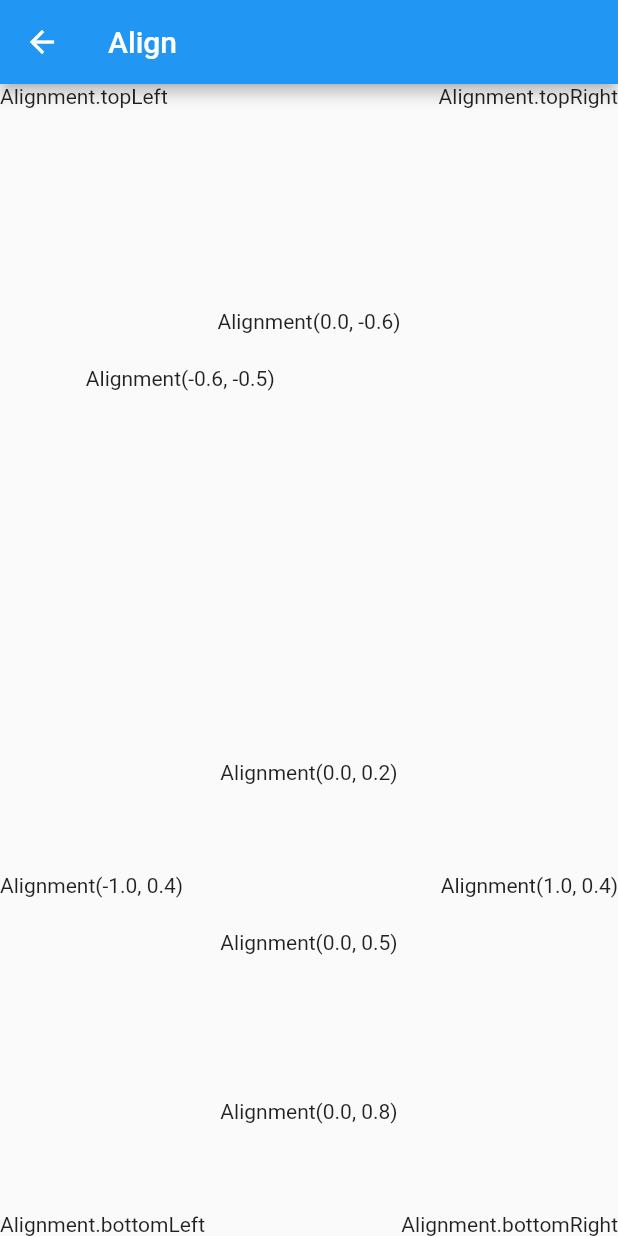
After one commit to trm11tkr/widget-of-the-week, a Flutter app: the AlignPage screen opened by its route, on a phone screen of 412 x 824 dp. The commit adds this screen. Run offline on Flutter 3.47's test engine with Material 2 defaults, Android fonts, the phone set to English and light mode, and no system bars.

Commit message:
AlignPageを作成

```diff
--- a/lib/app.dart
+++ b/lib/app.dart
@@ -1,5 +1,6 @@
 import 'package:flutter/material.dart';
 import 'package:widget_of_the_week/pages/absorb_pointer_page.dart';
+import 'package:widget_of_the_week/pages/align_page.dart';
 import 'package:widget_of_the_week/pages/back_drop_filter_page.dart';
 import 'package:widget_of_the_week/pages/clip_r_rect_page.dart';
 import 'package:widget_of_the_week/pages/custom_paint.dart';
@@ -42,6 +43,7 @@ class App extends StatelessWidget {
         FittedBoxPage.routeName: (context) => const FittedBoxPage(),
         AbsorbPointerPage.routeName: (context) => const AbsorbPointerPage(),
         BackDropFilterPage.routeName: (context) => const BackDropFilterPage(),
+        AlignPage.routeName: (context) => const AlignPage(),
       },
     );
   }
--- /dev/null
+++ b/lib/pages/align_page.dart
@@ -0,0 +1,44 @@
+import 'package:flutter/material.dart';
+import 'package:widget_of_the_week/widgets/app_scaffold.dart';
+
+class AlignPage extends StatelessWidget {
+  const AlignPage({super.key});
+
+  static const routeName = 'Align';
+
+  @override
+  Widget build(BuildContext context) {
+    return AppScaffold(
+      title: 'Align',
+      child: Stack(
+        children: const [
+          _PositionedLabel(alignment: Alignment.topLeft),
+          _PositionedLabel(alignment: Alignment.topRight),
+          _PositionedLabel(alignment: Alignment.bottomLeft),
+          _PositionedLabel(alignment: Alignment.bottomRight),
+          _PositionedLabel(alignment: Alignment(0, 0.2)),
+          _PositionedLabel(alignment: Alignment(0, 0.5)),
+          _PositionedLabel(alignment: Alignment(0, 0.8)),
+          _PositionedLabel(alignment: Alignment(1, 0.4)),
+          _PositionedLabel(alignment: Alignment(-1, 0.4)),
+          _PositionedLabel(alignment: Alignment(0, -0.6)),
+          _PositionedLabel(alignment: Alignment(-0.6, -0.5)),
+        ],
+      ),
+    );
+  }
+}
+
+class _PositionedLabel extends StatelessWidget {
+  const _PositionedLabel({required this.alignment});
+
+  final AlignmentGeometry alignment;
+
+  @override
+  Widget build(BuildContext context) {
+    return Align(
+      alignment: alignment,
+      child: Text(alignment.toString()),
+    );
+  }
+}
--- a/lib/pages/home_page.dart
+++ b/lib/pages/home_page.dart
@@ -1,5 +1,6 @@
 import 'package:flutter/material.dart';
 import 'package:widget_of_the_week/pages/absorb_pointer_page.dart';
+import 'package:widget_of_the_week/pages/align_page.dart';
 import 'package:widget_of_the_week/pages/back_drop_filter_page.dart';
 import 'package:widget_of_the_week/pages/clip_r_rect_page.dart';
 import 'package:widget_of_the_week/pages/custom_paint.dart';
@@ -67,6 +68,10 @@ class HomePage extends StatelessWidget {
             title: 'BackDropFilter',
             nextRouteName: BackDropFilterPage.routeName,
           ),
+          AppListTile(
+            title: 'Align',
+            nextRouteName: AlignPage.routeName,
+          ),
         ],
       ),
     );
```
